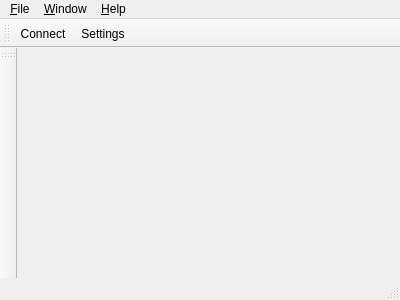
nilsding/IrrerrC, file src/ui/mainwindow.ui: the form before one commit.
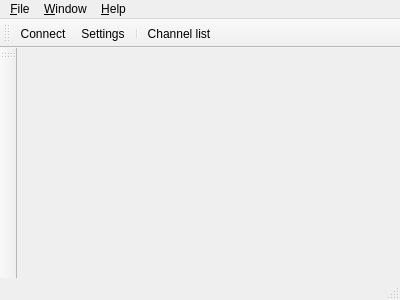
The form after the commit. Icons and pictures are not drawn.

Commit message: added a "channel list" button to the toolbar

What changed in the file:
```diff
--- a/src/ui/mainwindow.ui
+++ b/src/ui/mainwindow.ui
@@ -74,6 +74,8 @@
    </attribute>
    <addaction name="qaConnect"/>
    <addaction name="qaSettings"/>
+   <addaction name="separator"/>
+   <addaction name="qaChannelList"/>
   </widget>
   <widget class="QStatusBar" name="statusBar"/>
   <widget class="QToolBar" name="qtbWindows">
@@ -127,6 +129,15 @@
     <string>&amp;About nIRC</string>
    </property>
   </action>
+  <action name="qaChannelList">
+   <property name="icon">
+    <iconset resource="../../nirc.qrc">
+     <normaloff>:/icons/chanlist</normaloff>:/icons/chanlist</iconset>
+   </property>
+   <property name="text">
+    <string>Channel list</string>
+   </property>
+  </action>
  </widget>
  <layoutdefault spacing="6" margin="11"/>
  <resources>
```
Left out of the diff: 1 changed line with no effect on the pictures. The commit also changes 2 other files.
